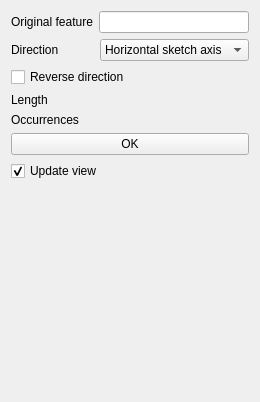
berndhahnebach/All_FreeCAD, file src/Mod/PartDesign/Gui/TaskLinearPatternParameters.ui: the form before one commit.
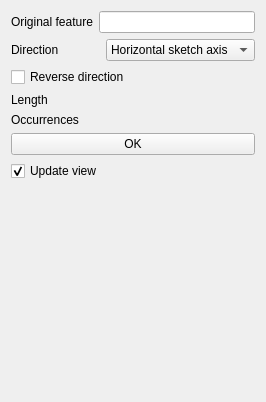
The form after the commit. Custom widgets are drawn as their Qt base class.

Patch:
```diff
--- a/src/Mod/PartDesign/Gui/TaskLinearPatternParameters.ui
+++ b/src/Mod/PartDesign/Gui/TaskLinearPatternParameters.ui
@@ -6,7 +6,7 @@
    <rect>
     <x>0</x>
     <y>0</y>
-    <width>260</width>
+    <width>266</width>
     <height>402</height>
    </rect>
   </property>
```
Left out of the diff: 15 changed lines with no effect on the pictures.
